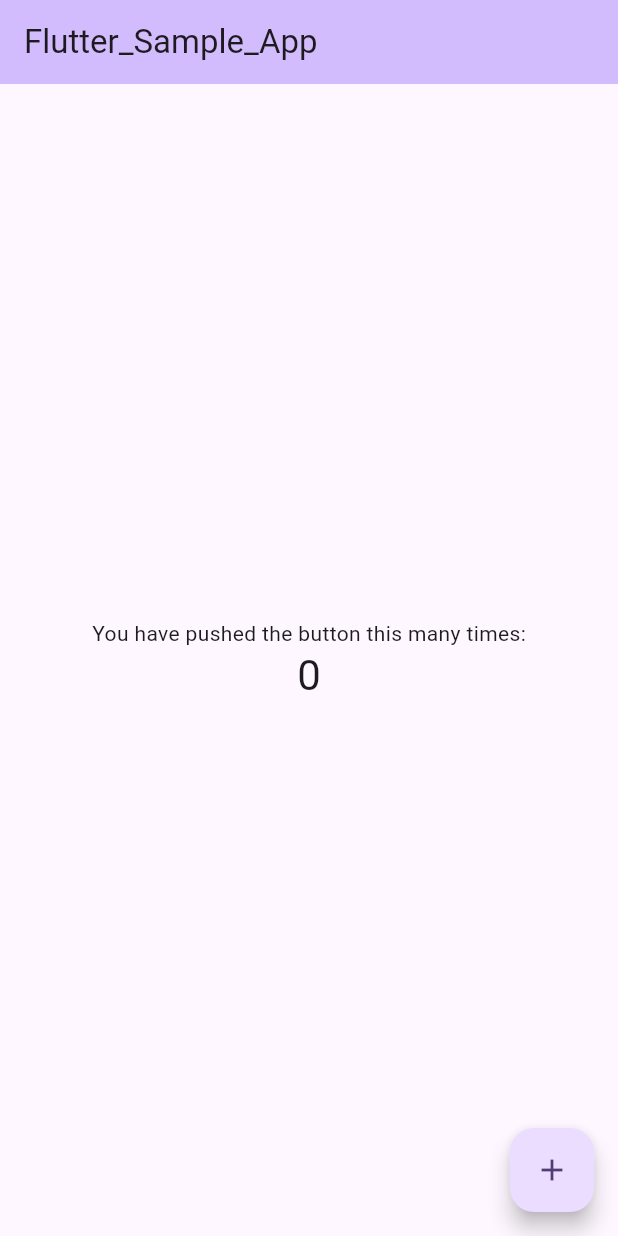
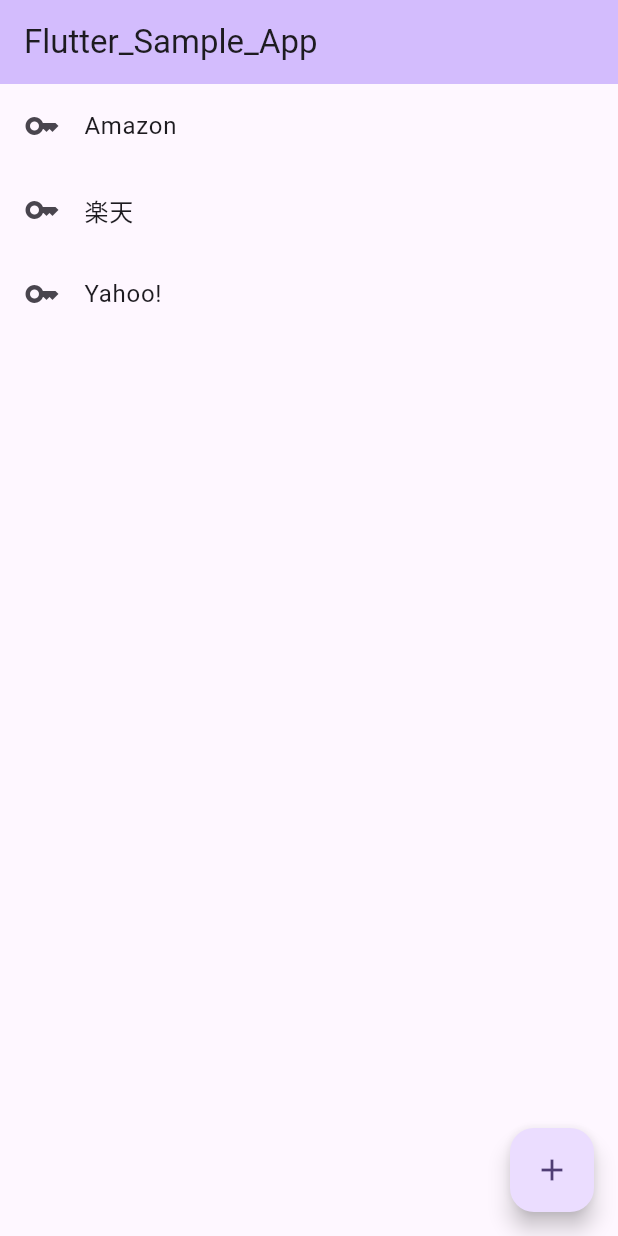
Before and after one commit to hide0621/flutter_sample_app, a Flutter app: the screen it shows after launch, on a phone screen of 412 x 824 dp. Run offline on Flutter 3.47's test engine with Material 3 defaults, Android fonts, the phone set to English and light mode, and no system bars.

Commit message:
メイン画面（ボディー部分）にリストを表示した

```diff
--- a/lib/main.dart
+++ b/lib/main.dart
@@ -45,20 +45,26 @@ class _MyHomePageState extends State<MyHomePage> {
         backgroundColor: Theme.of(context).colorScheme.inversePrimary,
         title: const Text('Flutter_Sample_App'),
       ),
-      body: Center(
-        child: Column(
-          mainAxisAlignment: MainAxisAlignment.center,
-          children: <Widget>[
-            const Text(
-              'You have pushed the button this many times:',
-            ),
-            Text(
-              '$_counter',
-              style: Theme.of(context).textTheme.headlineMedium,
-            ),
-          ],
+      body: ListView(children: const [
+        ListTile(
+          leading: Icon(Icons.key),
+          title: Text(
+            'Amazon',
+          ),
         ),
-      ),
+        ListTile(
+          leading: Icon(Icons.key),
+          title: Text(
+            '楽天',
+          ),
+        ),
+        ListTile(
+          leading: Icon(Icons.key),
+          title: Text(
+            'Yahoo!',
+          ),
+        ),
+      ]),
       floatingActionButton: FloatingActionButton(
         onPressed: _incrementCounter,
         tooltip: 'Increment',
```
